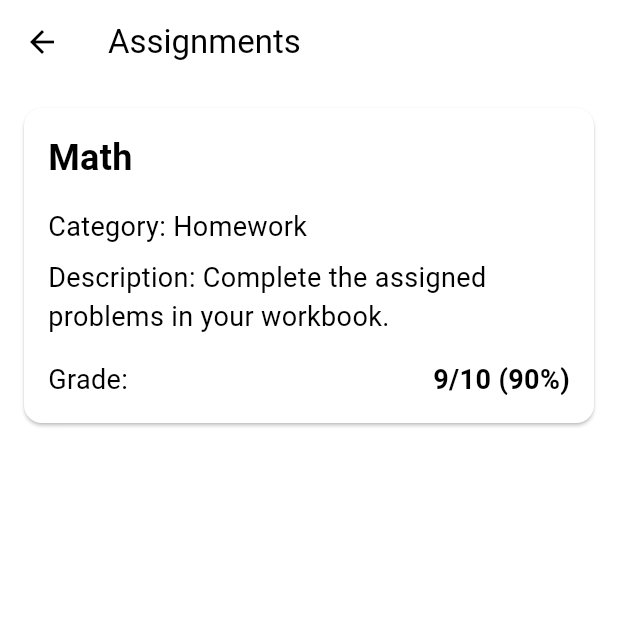
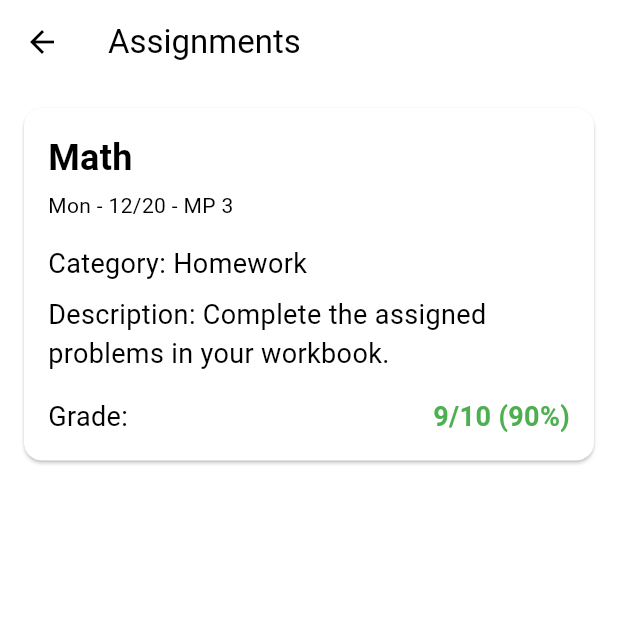
Before and after one commit to Genibook/Genibook, a Flutter app: the screen it shows after launch, after a tap on "Math", on a phone screen of 412 x 824 dp, the top half of it. Run offline on Flutter 3.47's test engine with Material 2 defaults, Android fonts, the light colour scheme and no system bars; drawn by our look-alikes of dynamic_color; our stand-ins replace universal_platform; missing offline and left inert: window_size; network calls fail.

Commit message:
added stufff

```diff
--- a/lib/main.dart
+++ b/lib/main.dart
@@ -58,9 +58,9 @@ Map<String, List<Map<String, dynamic>>> assignments = {
     {
       "course_name": "Math",
       "mp": "3",
-      "dayname": "Monday",
-      "full_dayname": "Monday, December 20, 2021",
-      "date": "12/20/2021",
+      "dayname": "Mon",
+      "full_dayname": "Monday",
+      "date": "12/20",
       "full_date": "12/20/2021",
       "teacher": "Mr. Smith",
       "category": "Homework",
@@ -77,9 +77,9 @@ Map<String, List<Map<String, dynamic>>> assignments = {
     {
       "course_name": "Science",
       "mp": "3",
-      "dayname": "Tuesday",
-      "full_dayname": "Tuesday, December 21, 2021",
-      "date": "12/21/2021",
+      "dayname": "Tus",
+      "full_dayname": "Tuesday",
+      "date": "12/24",
       "full_date": "12/21/2021",
       "teacher": "Ms. Johnson",
       "category": "Lab Report",
@@ -95,9 +95,9 @@ Map<String, List<Map<String, dynamic>>> assignments = {
     {
       "course_name": "Science",
       "mp": "3",
-      "dayname": "Tuesday",
+      "dayname": "Tus",
       "full_dayname": "Tuesday, December 21, 2021",
-      "date": "12/21/2021",
+      "date": "12/21",
       "full_date": "12/21/2021",
       "teacher": "Ms. Johnson",
       "category": "Lab Report",
@@ -115,10 +115,10 @@ Map<String, List<Map<String, dynamic>>> assignments = {
     {
       "course_name": "English",
       "mp": "3",
-      "dayname": "Wednesday",
-      "full_dayname": "Wednesday, December 22, 2021",
-      "date": "12/22/2021",
-      "full_date": "12/22/2021",
+      "dayname": "Wed",
+      "full_dayname": "Wednesday",
+      "date": "12/22",
+      "full_date": "12/22",
       "teacher": "Ms. Lee",
       "category": "Essay",
       "assignment": "Persuasive Essay",
--- a/lib/screens/assignments.dart
+++ b/lib/screens/assignments.dart
@@ -35,6 +35,11 @@ class AssignmentPage extends StatelessWidget {
                             fontWeight: FontWeight.bold,
                           ),
                         ),
+                        const SizedBox(
+                          height: 5,
+                        ),
+                        Text(
+                            "${assignment.dayName} - ${assignment.date} - MP ${assignment.mp}"),
                         const SizedBox(height: 16.0),
                         Text(
                           'Category: ${assignment.category}',
@@ -55,10 +60,11 @@ class AssignmentPage extends StatelessWidget {
                             ),
                             Text(
                               '${assignment.gradeNum} (${assignment.gradePercent}%)',
-                              style: const TextStyle(
-                                fontSize: 18.0,
-                                fontWeight: FontWeight.bold,
-                              ),
+                              style: TextStyle(
+                                  fontSize: 18.0,
+                                  fontWeight: FontWeight.bold,
+                                  color: getColorFromGrade(
+                                      assignment.gradePercent)),
                             ),
                           ],
                         ),
--- a/lib/screens/profile.dart
+++ b/lib/screens/profile.dart
@@ -1,6 +1,5 @@
 import 'package:flutter/material.dart';
 import 'package:genibook/constants.dart';
-import 'package:genibook/icons/custom_icons_icons.dart';
 import 'package:genibook/utils/swipe.dart';
 import 'package:genibook/widgets/navbar.dart';
 import 'package:flutter/services.dart';
```
